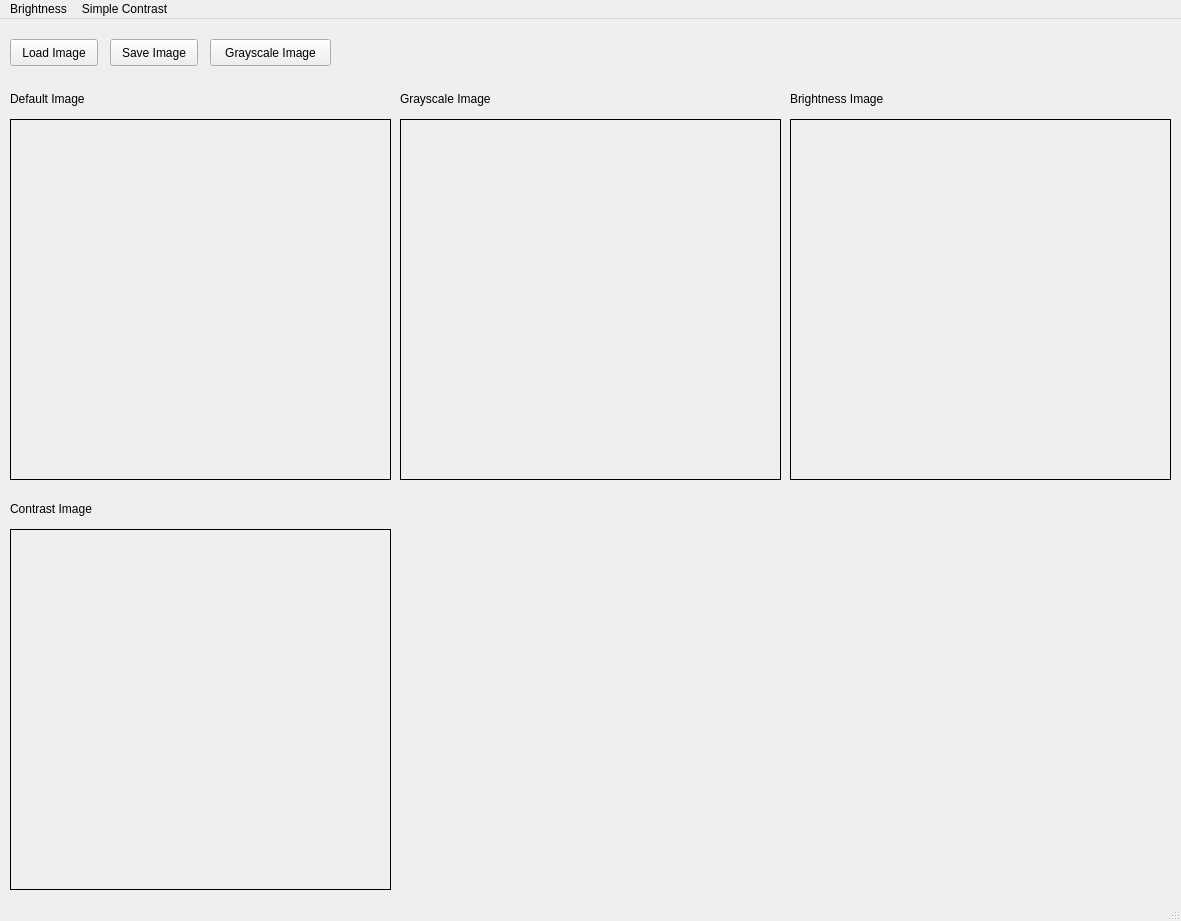
The window that Module A1-A8/A5/A5.ui (Itsjustrell/Digital-Image-Processing) describes before a commit, drawn with Qt 5.
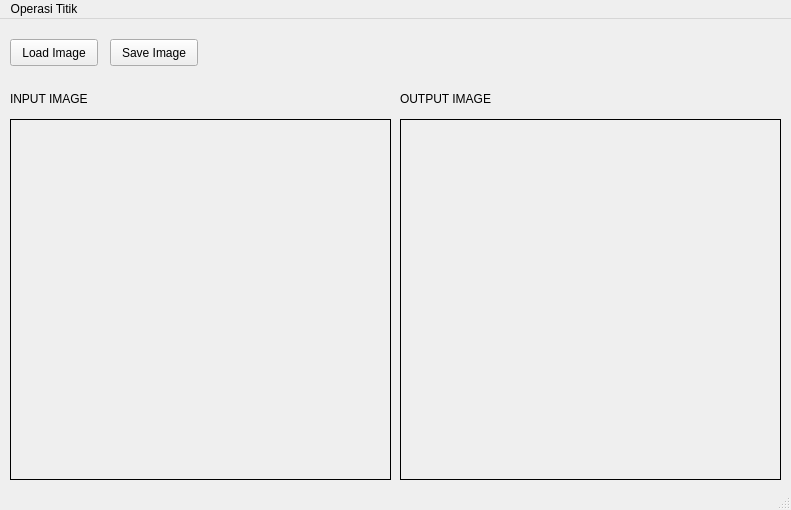
The same window after the commit.

The edit to the form file:
```diff
--- a/Module A1-A8/A5/A5.ui
+++ b/Module A1-A8/A5/A5.ui
@@ -6,8 +6,8 @@
    <rect>
     <x>0</x>
     <y>0</y>
-    <width>1181</width>
-    <height>921</height>
+    <width>791</width>
+    <height>510</height>
    </rect>
   </property>
   <property name="windowTitle">
@@ -72,19 +72,6 @@
      <string/>
     </property>
    </widget>
-   <widget class="QPushButton" name="GrayScaleButton">
-    <property name="geometry">
-     <rect>
-      <x>210</x>
-      <y>20</y>
-      <width>121</width>
-      <height>27</height>
-     </rect>
-    </property>
-    <property name="text">
-     <string>Grayscale Image</string>
-    </property>
-   </widget>
    <widget class="QLabel" name="label">
     <property name="geometry">
      <rect>
@@ -95,23 +82,7 @@
      </rect>
     </property>
     <property name="text">
-     <string>Default Image</string>
-    </property>
-   </widget>
-   <widget class="QLabel" name="imglabel_3">
-    <property name="geometry">
-     <rect>
-      <x>790</x>
-      <y>100</y>
-      <width>381</width>
-      <height>361</height>
-     </rect>
-    </property>
-    <property name="frameShape">
-     <enum>QFrame::Box</enum>
-    </property>
-    <property name="text">
-     <string/>
+     <string>INPUT IMAGE</string>
     </property>
    </widget>
    <widget class="QLabel" name="label_2">
@@ -124,49 +95,7 @@
      </rect>
     </property>
     <property name="text">
-     <string>Grayscale Image</string>
-    </property>
-   </widget>
-   <widget class="QLabel" name="label_3">
-    <property name="geometry">
-     <rect>
-      <x>790</x>
-      <y>70</y>
-      <width>131</width>
-      <height>19</height>
-     </rect>
-    </property>
-    <property name="text">
-     <string>Brightness Image</string>
-    </property>
-   </widget>
-   <widget class="QLabel" name="imglabel_4">
-    <property name="geometry">
-     <rect>
-      <x>10</x>
-      <y>510</y>
-      <width>381</width>
-      <height>361</height>
-     </rect>
-    </property>
-    <property name="frameShape">
-     <enum>QFrame::Box</enum>
-    </property>
-    <property name="text">
-     <string/>
-    </property>
-   </widget>
-   <widget class="QLabel" name="label_4">
-    <property name="geometry">
-     <rect>
-      <x>10</x>
-      <y>480</y>
-      <width>131</width>
-      <height>19</height>
-     </rect>
-    </property>
-    <property name="text">
-     <string>Contrast Image</string>
+     <string>OUTPUT IMAGE</string>
     </property>
    </widget>
   </widget>
@@ -175,24 +104,17 @@
     <rect>
      <x>0</x>
      <y>0</y>
-     <width>1181</width>
+     <width>791</width>
      <height>24</height>
     </rect>
    </property>
    <widget class="QMenu" name="menuBrightness">
     <property name="title">
-     <string>Brightness</string>
-    </property>
-    <addaction name="actionBrightness"/>
-   </widget>
-   <widget class="QMenu" name="menuSimple_Contrast">
-    <property name="title">
-     <string>Simple Contrast</string>
+     <string>Operasi Titik</string>
     </property>
     <addaction name="actionSimpleContrast"/>
    </widget>
    <addaction name="menuBrightness"/>
-   <addaction name="menuSimple_Contrast"/>
   </widget>
   <widget class="QStatusBar" name="statusbar"/>
   <action name="actionBrightness">
```
Left out of the diff: 50 changed lines with no effect on the pictures.
